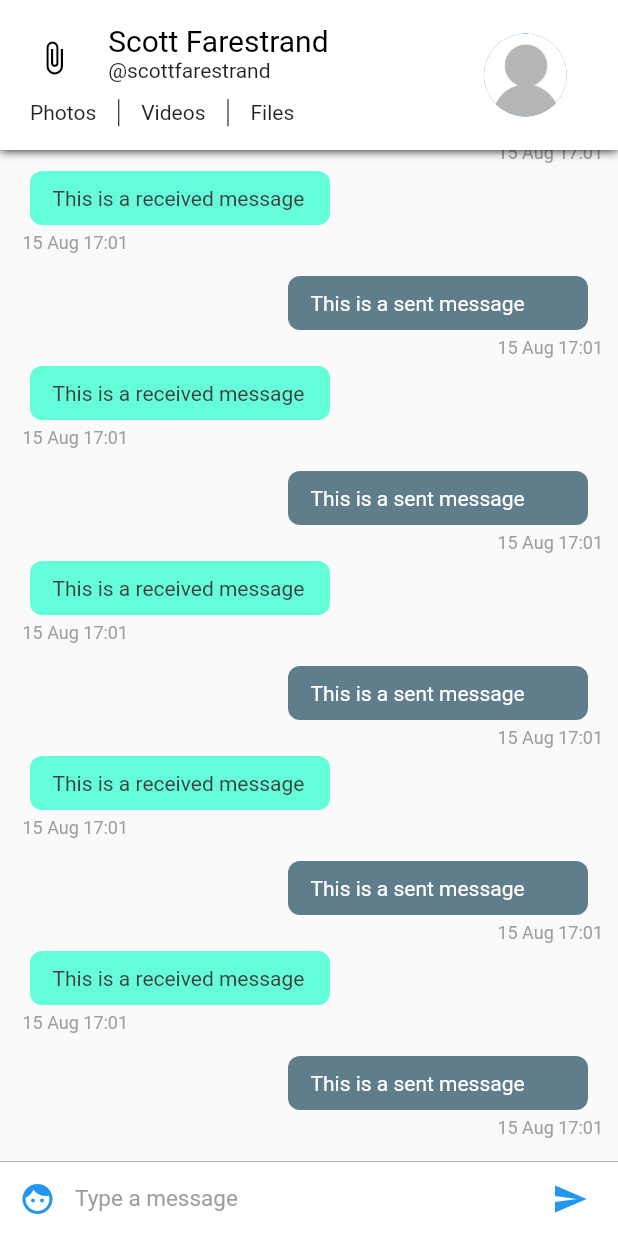
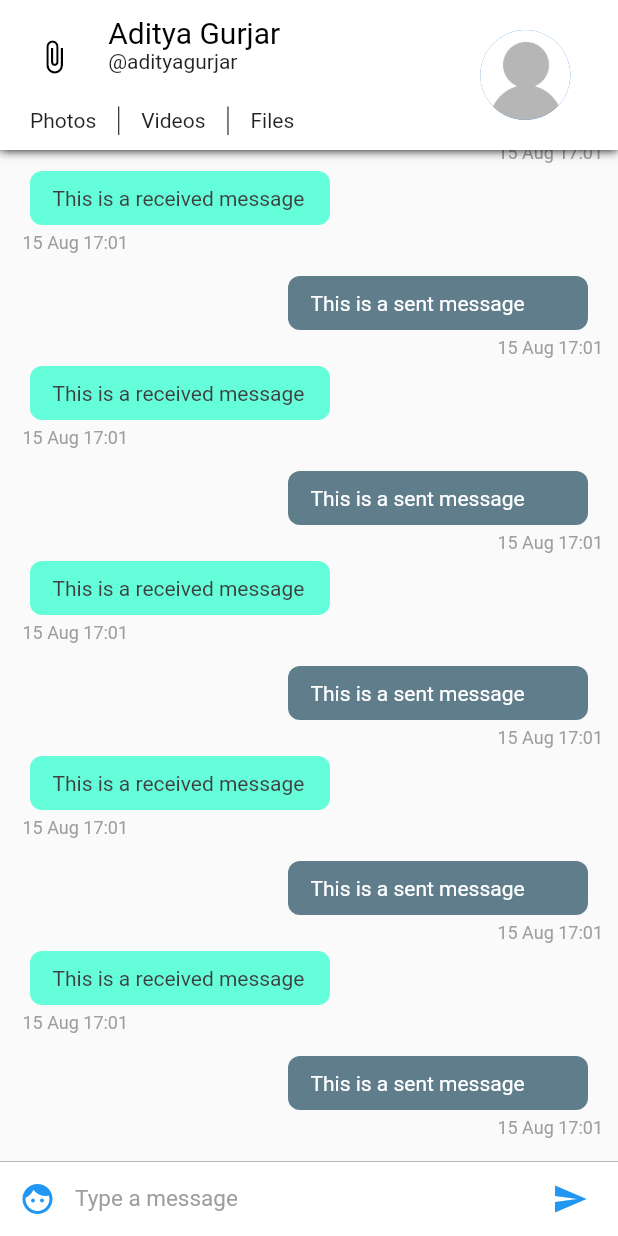
Before and after one commit to ScottFarestrand/random_reminder_2020, a Flutter app: the screen it shows after launch, on a phone screen of 412 x 824 dp. Run offline on Flutter 3.47's test engine with Material 2 defaults, Android fonts, the phone set to English and light mode, and no system bars.

Commit message:
#3 Completed Conversation Screen UI

```diff
--- a/lib/pages/ConversationPage.dart
+++ b/lib/pages/ConversationPage.dart
@@ -6,6 +6,7 @@ import 'package:messio/widgets/InputWidget.dart';
 class ConversationPage extends StatefulWidget {
   @override
   _ConversationPageState createState() => _ConversationPageState();
+  const ConversationPage();
 }
 
 class _ConversationPageState extends State<ConversationPage> {
--- a/lib/pages/ConversationPageList.dart
+++ b/lib/pages/ConversationPageList.dart
@@ -4,6 +4,7 @@ import 'ConversationPage.dart';
 class ConversationPageList extends StatefulWidget {
   @override
   _ConversationPageListState createState() => _ConversationPageListState();
+  const ConversationPageList();
 }
 
 class _ConversationPageListState extends State<ConversationPageList> {
--- a/lib/widgets/ChatAppBar.dart
+++ b/lib/widgets/ChatAppBar.dart
@@ -4,6 +4,9 @@ import 'package:messio/config/Palette.dart';
 
 class ChatAppBar extends StatelessWidget implements PreferredSizeWidget {
   final double height = 100;
+
+  const ChatAppBar();
+
   @override
   Widget build(BuildContext context) {
     var textHeading = TextStyle(
@@ -12,8 +15,6 @@ class ChatAppBar extends StatelessWidget implements PreferredSizeWidget {
     var textStyle = TextStyle(
         color: Palette.secondaryTextColor); // Text style for everything else
 
-    double width =
-        MediaQuery.of(context).size.width; // calculate the screen width
     return Material(
         child: Container(
             decoration: new BoxDecoration(boxShadow: [
@@ -24,6 +25,7 @@ class ChatAppBar extends StatelessWidget implements PreferredSizeWidget {
               )
             ]),
             child: Container(
+                padding: EdgeInsets.only(top: 10, bottom: 10),
                 color: Palette.primaryBackgroundColor,
                 child: Row(children: <Widget>[
                   Expanded(
@@ -33,18 +35,21 @@ class ChatAppBar extends StatelessWidget implements PreferredSizeWidget {
                           child: Column(
                         mainAxisSize: MainAxisSize.min,
                         children: <Widget>[
-                          Container(
-                              height: 70 - (width * .06),
+                          Expanded(
+                              flex: 7,
+                              child: Container(
                                   child: Row(
                                 crossAxisAlignment: CrossAxisAlignment.start,
                                 children: <Widget>[
                                   Expanded(
                                       flex: 2,
                                       child: Center(
-                                          child: Icon(
+                                          child: IconButton(
+                                              icon: Icon(
                                                 Icons.attach_file,
                                                 color: Palette.secondaryColor,
-                                      ))),
+                                              ),
+                                              onPressed: () => {}))),
                                   Expanded(
                                       flex: 6,
                                       child: Container(
@@ -55,21 +60,23 @@ class ChatAppBar extends StatelessWidget implements PreferredSizeWidget {
                                             MainAxisAlignment.center,
                                         mainAxisSize: MainAxisSize.min,
                                         children: <Widget>[
-                                          Text('Scott Farestrand',
+                                          Text('Aditya Gurjar',
                                               style: textHeading),
-                                          Text('@scottfarestrand',
+                                          Text('@adityagurjar',
                                               style: textStyle)
                                         ],
                                       ))),
                                 ],
-                              )),
+                              ))),
                           //second row containing the buttons for media
-                          Container(
-                              height: 23,
+                          Expanded(
+                              flex: 3,
+                              child: Container(
                                   padding: EdgeInsets.fromLTRB(20, 5, 5, 0),
                                   child: Row(
                                     mainAxisAlignment: MainAxisAlignment.start,
-                                crossAxisAlignment: CrossAxisAlignment.center,
+                                    crossAxisAlignment:
+                                        CrossAxisAlignment.center,
                                     children: <Widget>[
                                       Text(
                                         'Photos',
@@ -89,7 +96,7 @@ class ChatAppBar extends StatelessWidget implements PreferredSizeWidget {
                                       ),
                                       Text('Files', style: textStyle)
                                     ],
-                              )),
+                                  ))),
                         ],
                       ))),
                   //This is the display picture
@@ -98,7 +105,7 @@ class ChatAppBar extends StatelessWidget implements PreferredSizeWidget {
                       child: Container(
                           child: Center(
                               child: CircleAvatar(
-                        radius: (80 - (width * .06)) / 2,
+                        radius: 30,
                         backgroundImage: Image.asset(
                           Assets.user,
                         ).image,
--- a/lib/widgets/ChatItemWidget.dart
+++ b/lib/widgets/ChatItemWidget.dart
@@ -3,9 +3,9 @@ import 'package:messio/config/Palette.dart';
 import 'package:intl/intl.dart';
 
 class ChatItemWidget extends StatelessWidget {
-  var index;
+  final int index;
 
-  ChatItemWidget(this.index);
+  const ChatItemWidget(this.index);
 
   @override
   Widget build(BuildContext context) {
--- a/lib/widgets/InputWidget.dart
+++ b/lib/widgets/InputWidget.dart
@@ -2,8 +2,9 @@ import 'package:flutter/material.dart';
 import 'package:messio/config/Palette.dart';
 
 class InputWidget extends StatelessWidget {
-  final TextEditingController textEditingController =
-      new TextEditingController();
+  final TextEditingController textEditingController = TextEditingController();
+
+  InputWidget();
 
   @override
   Widget build(BuildContext context) {
```
Also changed, not shown: 8 other files. Lines whose indentation alone changed are shown as unchanged.
